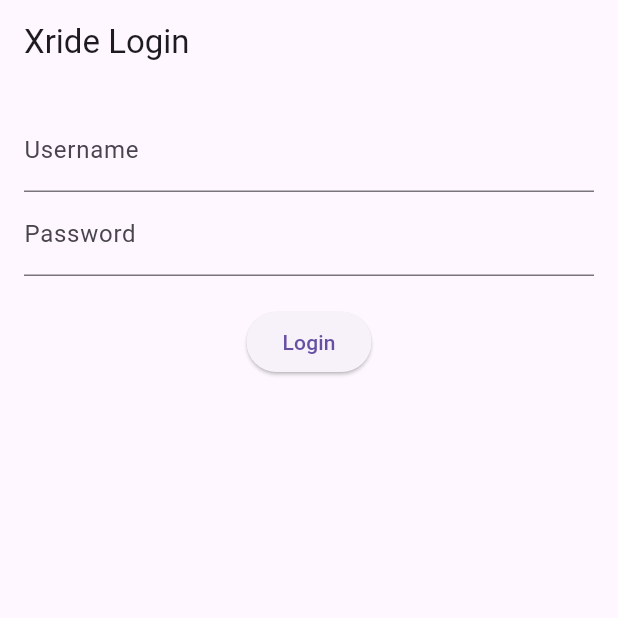
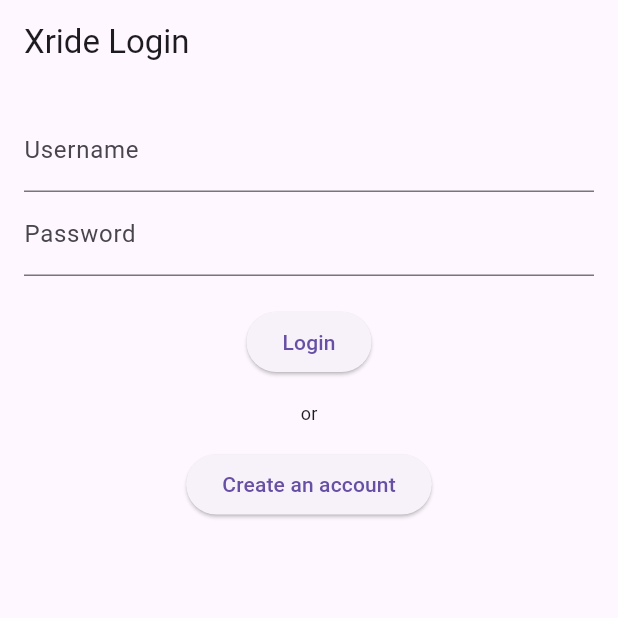
Before and after one commit to xSkkarf/Xride, a Flutter app: the screen it shows after launch, on a phone screen of 412 x 824 dp, the top half of it. Run offline on Flutter 3.47's test engine with Material 3 defaults, Android fonts, the phone set to English and light mode, and no system bars; our stand-ins replace bloc, dio, flutter_bloc, flutter_dotenv, google_maps_flutter, jwt_decoder and 3 more; accounts and stored records are empty.

Commit message:
Added sign up screen

```diff
--- a/lib/app_router.dart
+++ b/lib/app_router.dart
@@ -9,12 +9,14 @@ import 'package:xride/screens/home_screen.dart';
 import 'package:xride/screens/login_screen.dart';
 import 'package:xride/screens/payment_screen.dart';
 import 'package:xride/screens/payment_web_screen.dart';
+import 'package:xride/screens/signup_screen.dart';
 import 'package:xride/services/car_service.dart';
 import 'package:xride/services/location_service.dart';
 import 'package:xride/services/payment_service.dart';
 
 class AppRouter {
   static const String loginScreen = "/";
+  static const String signupScreen = "/signup_screen";
   static const String homeScreen = "/home_screen";
   static const String paymentScreen = "/payment_screen";
   static const String paymentWebScreen = "/payment_web_screen";
@@ -25,6 +27,9 @@ class AppRouter {
       case loginScreen:
         return MaterialPageRoute(
           builder: (BuildContext context) => const LogInScreen());
+      case signupScreen:
+        return MaterialPageRoute(
+          builder: (BuildContext context) => const SignupScreen());
       case homeScreen:
         return MaterialPageRoute(
           builder: (BuildContext context) => MultiBlocProvider(
--- a/lib/screens/login_screen.dart
+++ b/lib/screens/login_screen.dart
@@ -59,6 +59,21 @@ class _LogInScreenState extends State<LogInScreen> {
                     },
                     child: const Text('Login'),
                   )),
+                  const SizedBox(height: 15),
+                  const Text(
+                    "or",
+                    style: TextStyle(
+                      fontSize: 12,
+                      fontWeight: FontWeight.normal,
+                    ),
+                  ),
+                  const SizedBox(height: 15),
+                  ElevatedButton(
+                    onPressed: () {
+                      Navigator.pushNamed(context, AppRouter.signupScreen);
+                    },
+                    child: const Text('Create an account'),
+                  ),
                 ],
               ),
             );
```
Also changed, not shown: lib/screens/home_screen.dart (+11 -7 lines), lib/screens/signup_screen.dart (added, +43 -0 lines).
